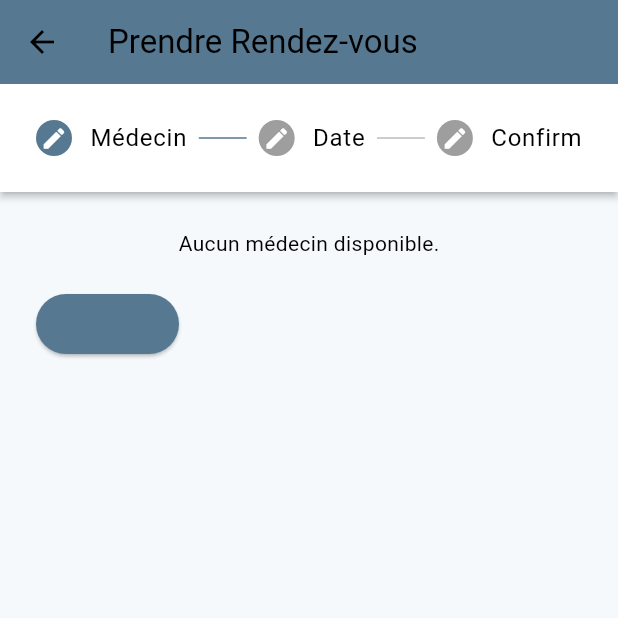
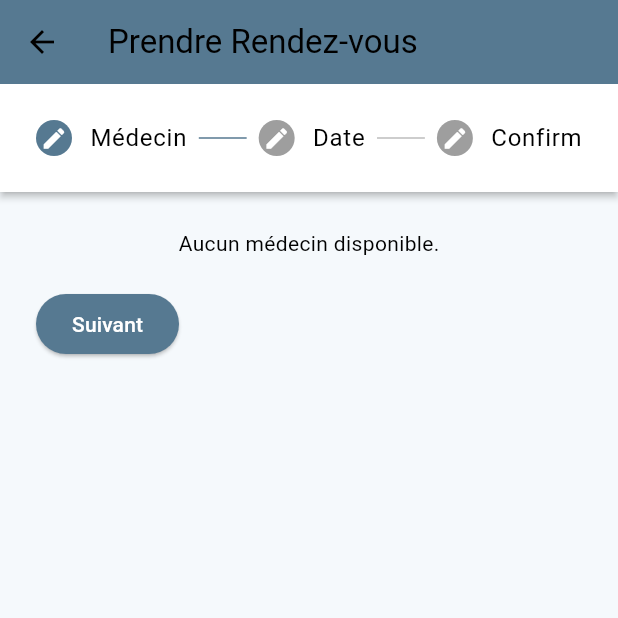
Before and after one commit to Zahra0706/Application-de-gestion-medicale-FrontEnd, a Flutter app: the BookAppointmentScreen screen opened directly, on a phone screen of 412 x 824 dp, the top half of it. Run offline on Flutter 3.47's test engine with Material 3 defaults, Android fonts, the phone set to English and light mode, and no system bars; our stand-ins replace shared_preferences; accounts and stored records are empty.

Commit message:
commit rdv

```diff
--- a/lib/views/patient/appointments/book_appointment_screen.dart
+++ b/lib/views/patient/appointments/book_appointment_screen.dart
@@ -92,6 +92,7 @@ class _BookAppointmentScreenState extends State<BookAppointmentScreen> {
                   onPressed: details.onStepContinue,
                   style: ElevatedButton.styleFrom(
                     backgroundColor: const Color(0xFF567991),
+                    foregroundColor: Colors.white,
                   ),
                   child: const Text('Suivant'),
                 ),
```
Also changed, not shown: lib/views/patient/appointments/appointment_list_screen.dart (+9 -1 lines).
